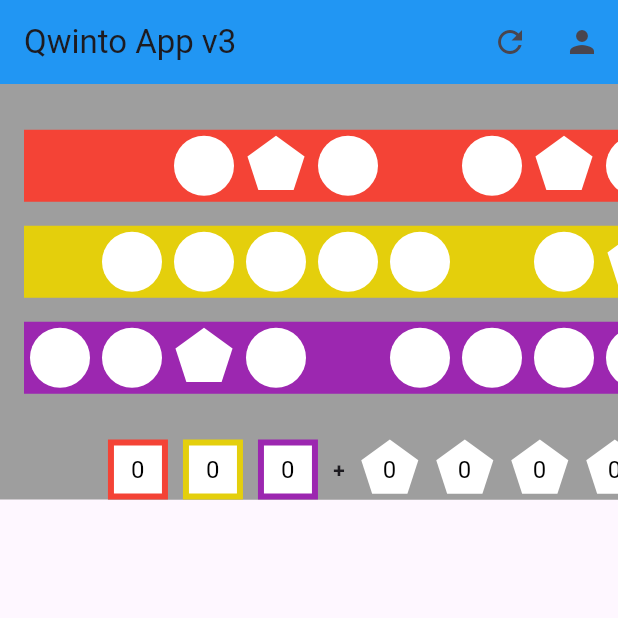
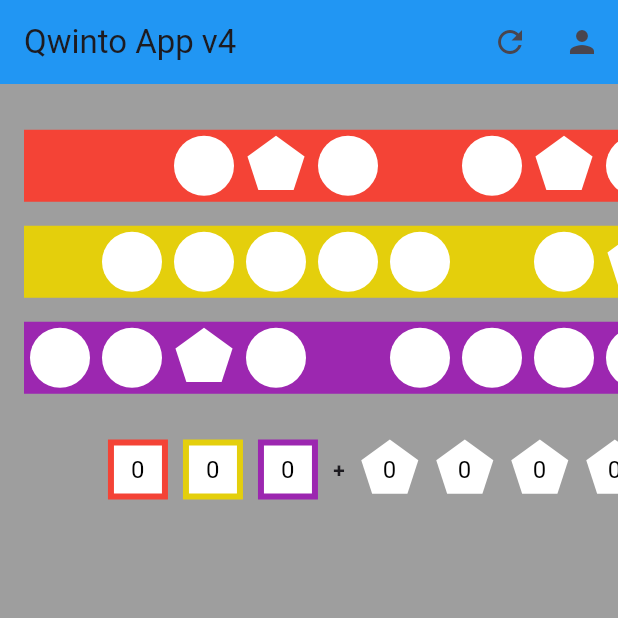
Before and after one commit to ellandar31/gaming_portal, a Flutter app: the HomeScreen screen opened directly, on a phone screen of 412 x 824 dp, the top half of it. Run offline on Flutter 3.47's test engine with Material 3 defaults, Android fonts, the light colour scheme and no system bars; our stand-ins replace firebase_auth, firebase_core; missing offline and left inert: firebase_ui_auth, firebase_ui_oauth_google; accounts and stored records are empty; statements that could not run were skipped.

Commit message:
changement gestion couleur

```diff
--- a/lib/main.dart
+++ b/lib/main.dart
@@ -1,6 +1,7 @@
 import 'package:firebase_core/firebase_core.dart';
 import 'package:flutter/material.dart';
 import 'package:gaming_portal/firebase/firebase_options.dart';
+import 'package:gaming_portal/src/home.dart';
 
 import 'guard/auth_gate.dart';
 
@@ -20,10 +21,11 @@ class MyApp extends StatelessWidget {
     return MaterialApp(
        title: 'Qwinto',
       theme: ThemeData(
+        scaffoldBackgroundColor : Colors.grey,
         colorScheme: ColorScheme.fromSeed(seedColor: Colors.deepPurple),
         useMaterial3: true,
       ),
-      home: const AuthGate(),
+      home: const HomeScreen(), //const AuthGate(),
     );
   }
 }
--- a/lib/src/home.dart
+++ b/lib/src/home.dart
@@ -15,7 +15,7 @@ class HomeScreen extends StatelessWidget {
         create: (context) => QwintoState(),
         child: Scaffold(
         appBar: AppBar(
-          title: const Text('Qwinto App v3'), // Barre en haut
+          title: const Text('Qwinto App v4'), // Barre en haut
               backgroundColor: Colors.blue, // Couleur de la barre
           actions: const [
             //TODO add your actions here
--- a/lib/src/qwinto/errorScore/error_column.dart
+++ b/lib/src/qwinto/errorScore/error_column.dart
@@ -12,7 +12,6 @@ class ErrorCheckWidget extends StatelessWidget {
 
     return Container(
       padding: const EdgeInsets.all(10),
-      color: Colors.grey,
       child: Column(
         crossAxisAlignment: CrossAxisAlignment.center,
         children: [
--- a/lib/src/qwinto/grille/grille.dart
+++ b/lib/src/qwinto/grille/grille.dart
@@ -10,10 +10,7 @@ class QwintoGrid extends StatelessWidget {
   Widget build(BuildContext context) {
     return Padding(
         padding: const EdgeInsets.all(16.0),
-        child: Container(
-            color: Colors.grey,
-            child: getGrid(), // Remplacez par le widget que vous souhaitez rotates
-        )
+        child: getGrid(), // Remplacez par le widget que vous souhaitez rotates
     );
   }
 
--- a/lib/src/qwinto/qwinto_page.dart
+++ b/lib/src/qwinto/qwinto_page.dart
@@ -10,14 +10,11 @@ class QwintoPage extends StatelessWidget {
   @override
   Widget build(BuildContext context) {
 
-    return Container(
-      color : Colors.grey,
-      child: SingleChildScrollView(
-                scrollDirection: Axis.vertical,
-                child: SingleChildScrollView(
-                  scrollDirection: Axis.horizontal,
-                  child: getContent(),
-          ),
+    return SingleChildScrollView(
+        scrollDirection: Axis.vertical,
+        child: SingleChildScrollView(
+          scrollDirection: Axis.horizontal,
+          child: getContent(),
       ),
     );
   }
--- a/lib/src/qwinto/score/score_bar.dart
+++ b/lib/src/qwinto/score/score_bar.dart
@@ -13,7 +13,6 @@ class QwintoScoreBar extends StatelessWidget {
     var qwintoState = Provider.of<QwintoState>(context);
 
     return Container(
-      color : Colors.grey,
       child: Row(
         children: [
           SquareCell(value: qwintoState.lineScoreMap[QwintoState.red], color : QwintoState.red,),
```
Also changed, not shown: lib/src/qwinto/store/qwinto_state.dart (line endings or trailing spaces), 2 other files.
